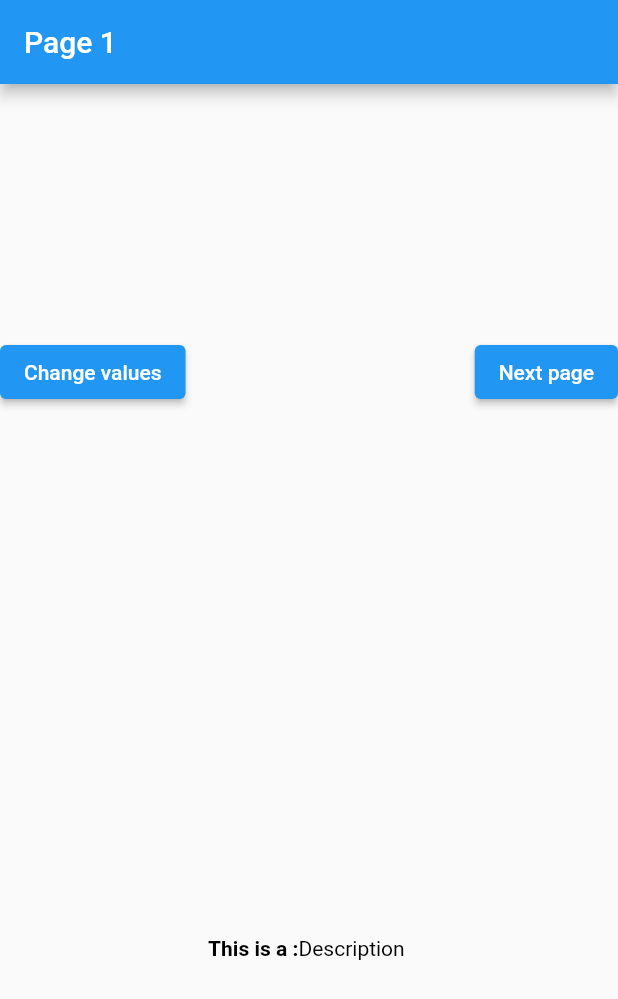
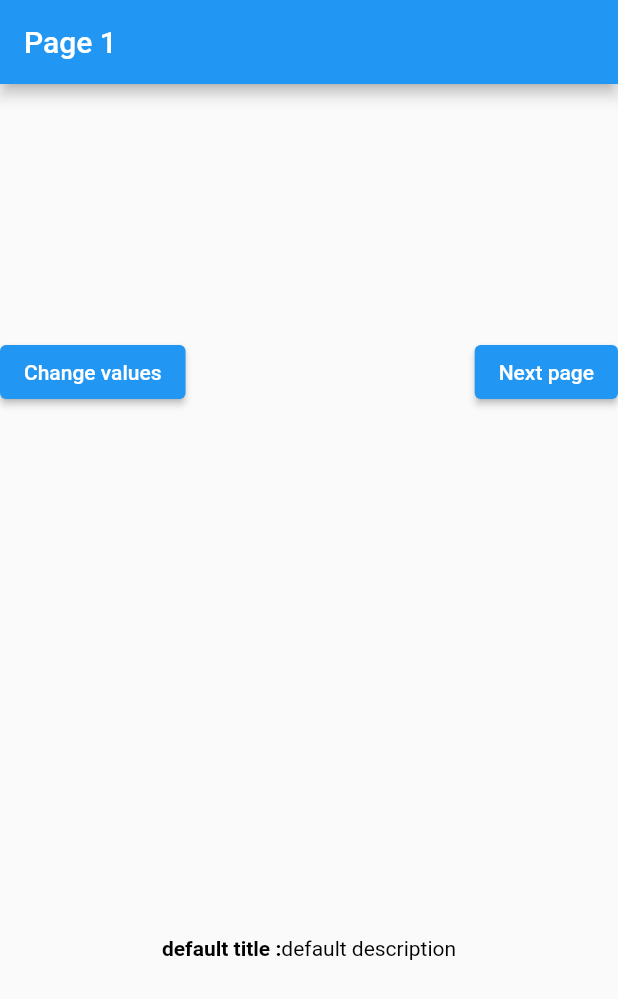
Before and after one commit to santosh565/provider_demo, a Flutter app: the screen it shows after launch, on a phone screen of 412 x 824 dp. Shown: the top 999 px of the screen. Run offline on Flutter 3.47's test engine with Material 2 defaults, Android fonts, the phone set to English and light mode, and no system bars.

```diff
--- a/lib/main.dart
+++ b/lib/main.dart
@@ -1,4 +1,6 @@
 import 'package:flutter/material.dart';
+import 'package:provider/provider.dart';
+import 'package:provider_demo/models/info.dart';
 
 void main() {
   runApp(const MyApp());
@@ -9,12 +11,15 @@ class MyApp extends StatelessWidget {
 
   @override
   Widget build(BuildContext context) {
-    return MaterialApp(
-      title: 'Flutter Demo',
-      theme: ThemeData(
-        primarySwatch: Colors.blue,
+    return ChangeNotifierProvider(
+      create: (context) => Info(),
+      child: MaterialApp(
+        title: 'Flutter Demo',
+        theme: ThemeData(
+          primarySwatch: Colors.blue,
+        ),
+        home: const Page1(),
       ),
-      home: const Page1(),
     );
   }
 }
@@ -47,14 +52,21 @@ class Top extends StatelessWidget {
 
   @override
   Widget build(BuildContext context) {
+    debugPrint('Top build');
+    final info = context.read<Info>();
     return Center(
       child: Row(
         mainAxisAlignment: MainAxisAlignment.spaceBetween,
         children: [
-          ElevatedButton(onPressed: () {}, child: const Text('Change values')),
           ElevatedButton(
               onPressed: () {
-                Navigator.push(context,
+                info.title = 'new tittle';
+                info.description = 'new description';
+              },
+              child: const Text('Change values')),
+          ElevatedButton(
+              onPressed: () {
+                Navigator.of(context).push(
                     MaterialPageRoute(builder: (context) => const Page2()));
               },
               child: const Text('Next page')),
@@ -69,17 +81,19 @@ class Bottom extends StatelessWidget {
 
   @override
   Widget build(BuildContext context) {
+    debugPrint('Bottom build');
+    final info = Provider.of<Info>(context);
     return Center(
       child: RichText(
-        text: const TextSpan(
-          style: TextStyle(color: Colors.black),
+        text: TextSpan(
+          style: const TextStyle(color: Colors.black),
           children: [
             TextSpan(
-              text: 'This is a :',
-              style: TextStyle(fontWeight: FontWeight.bold),
+              text: info.title,
+              style: const TextStyle(fontWeight: FontWeight.bold),
             ),
             TextSpan(
-              text: 'Description ',
+              text: info.description,
             ),
           ],
         ),
@@ -93,19 +107,20 @@ class Page2 extends StatelessWidget {
 
   @override
   Widget build(BuildContext context) {
+    final info = Provider.of<Info>(context);
     return Scaffold(
       appBar: AppBar(),
       body: Center(
         child: RichText(
-          text: const TextSpan(
-            style: TextStyle(color: Colors.black),
+          text: TextSpan(
+            style: const TextStyle(color: Colors.black),
             children: [
               TextSpan(
-                text: 'This is a :',
-                style: TextStyle(fontWeight: FontWeight.bold),
+                text: info.title,
+                style: const TextStyle(fontWeight: FontWeight.bold),
               ),
               TextSpan(
-                text: 'Description ',
+                text: info.description,
               ),
             ],
           ),
--- /dev/null
+++ b/lib/models/info.dart
@@ -0,0 +1,22 @@
+import 'package:flutter/foundation.dart';
+
+class Info with ChangeNotifier {
+  late String _title, _description;
+  Info() {
+    _description = 'default description';
+    _title = 'default title :';
+  }
+
+  String get title => _title;
+  String get description => _description;
+
+  set title(String value) {
+    _title = value;
+    notifyListeners();
+  }
+
+  set description(String value) {
+    _description = value;
+    notifyListeners();
+  }
+}
--- a/pubspec.yaml
+++ b/pubspec.yaml
@@ -34,6 +34,7 @@ dependencies:
   # The following adds the Cupertino Icons font to your application.
   # Use with the CupertinoIcons class for iOS style icons.
   cupertino_icons: ^1.0.2
+  provider: ^6.0.2
 
 dev_dependencies:
   flutter_test:
```
Also changed, not shown: pubspec.lock.
